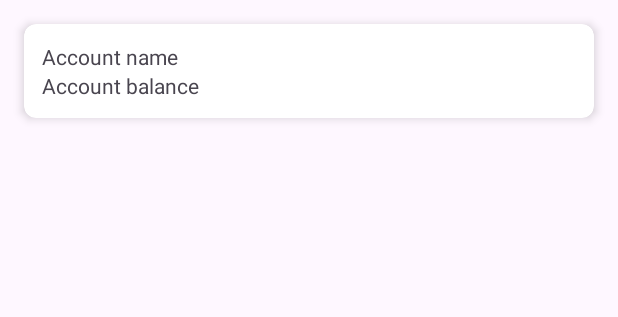
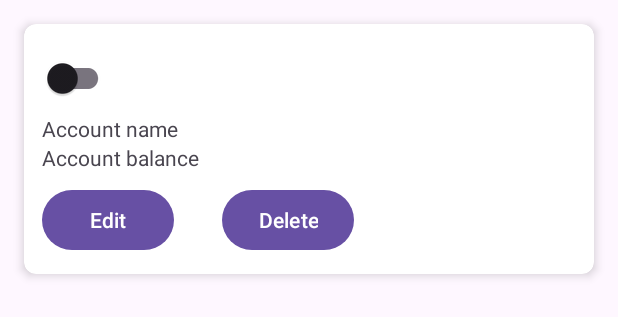
Before and after one commit to AsanTU/MyBankApp_4mon, an Android app: the layout item_account.xml on its own in the app's theme, with its tools: preview values and no code run, on a phone screen of 412 x 824 dp. Shown: the top 317 px of the screen. Run offline under Robolectric (Android 15) with nearby library versions, the phone set to English and light mode, and no system bars.

Commit message:
add patch, put, delete

```diff
--- a/app/src/main/java/com/example/mybankapp_4mon/data/model/Account.kt
+++ b/app/src/main/java/com/example/mybankapp_4mon/data/model/Account.kt
@@ -1,7 +1,7 @@
 package com.example.mybankapp_4mon.data.model
 
 data class Account (
-    val id: String? = null,
+    val accountId: String? = null,
     val name: String,
     val balance: Int,
     val currency: String,
--- /dev/null
+++ b/app/src/main/java/com/example/mybankapp_4mon/data/model/AccountStatusPatch.kt
@@ -0,0 +1,5 @@
+package com.example.mybankapp_4mon.data.model
+
+data class AccountStatusPatch(
+    val isActive: Boolean
+)
--- a/app/src/main/java/com/example/mybankapp_4mon/data/model/AccountErrorType.kt
+++ b/app/src/main/java/com/example/mybankapp_4mon/data/model/messages/AccountErrorType.kt
@@ -1,9 +1,12 @@
-package com.example.mybankapp_4mon.data.model
+package com.example.mybankapp_4mon.data.model.messages
 
 enum class AccountErrorType(val message: String) {
     ACCOUNT_FETCH_ERROR("Ошибка загрузки счетов"),
     ACCOUNT_ADD_ERROR("Олибка добавления ssex"),
     NETWORK_ERROR ("Ошибка сети"),
+    ACCOUNT_UPDATE_ERROR("Ошибка при обновлении счёта"),
+    ACCOUNT_STATUS_PATCH_ERROR("Ошибка при изменении статуса счёта"),
+    ACCOUNT_DELETE_ERROR("Ошибка при удалении счёта"),
 }
 
 fun AccountErrorType.errorMessage(msg: String): String{
--- a/app/src/main/java/com/example/mybankapp_4mon/presenter/AccountContract.kt
+++ b/app/src/main/java/com/example/mybankapp_4mon/presenter/AccountContract.kt
@@ -6,9 +6,13 @@ interface AccountContract {
     interface View{
         fun showAccounts(accounts: List<Account>)
         fun showError(message: String)
+        fun showSuccess(message: String)
     }
     interface Presenter{
         fun loadAccounts()
         fun addAccount(account: Account)
+        fun updateAccount(account: Account)
+        fun patchAccountStatus(id: String, isActive: Boolean)
+        fun deleteAccount(id: String)
     }
 }
--- a/app/src/main/res/layout/dialog_add_account.xml
+++ b/app/src/main/res/layout/dialog_add_account.xml
@@ -22,7 +22,6 @@
         android:id="@+id/etCurrency"
         android:layout_width="match_parent"
         android:layout_height="wrap_content"
-        android:hint="Валюта"
-        android:inputType="numberDecimal" />
+        android:hint="Валюта" />
 
 </LinearLayout>
--- a/app/src/main/res/layout/item_account.xml
+++ b/app/src/main/res/layout/item_account.xml
@@ -14,6 +14,11 @@
         android:orientation="vertical"
         android:padding="12dp">
 
+        <androidx.appcompat.widget.SwitchCompat
+            android:layout_width="wrap_content"
+            android:layout_height="wrap_content"
+            android:id="@+id/switchActive"/>
+
         <TextView
             android:id="@+id/tv_name"
             android:layout_width="wrap_content"
@@ -25,6 +30,27 @@
             android:layout_width="wrap_content"
             android:layout_height="wrap_content"
             tools:text="Account balance" />
+
+        <LinearLayout
+            android:layout_width="match_parent"
+            android:layout_height="wrap_content"
+            android:layout_marginTop="8dp"
+            android:orientation="horizontal">
+
+            <Button
+                android:id="@+id/btnEdit"
+                android:layout_width="wrap_content"
+                android:layout_height="wrap_content"
+                android:layout_marginRight="16dp"
+                android:text="Edit" />
+
+            <Button
+                android:id="@+id/btnDelete"
+                android:layout_width="wrap_content"
+                android:layout_height="wrap_content"
+                android:layout_marginStart="16dp"
+                android:text="Delete" />
+        </LinearLayout>
     </LinearLayout>
 
 </androidx.cardview.widget.CardView>
```
Also changed, not shown: app/src/main/java/com/example/mybankapp_4mon/data/api/AccountApi.kt (+22 -0 lines), app/src/main/java/com/example/mybankapp_4mon/data/model/messages/AccountSuccessType.kt (added, +7 -0 lines), app/src/main/java/com/example/mybankapp_4mon/presenter/AccountPresenter.kt (+43 -1 lines), app/src/main/java/com/example/mybankapp_4mon/ui/MainActivity.kt (+47 -17 lines), app/src/main/java/com/example/mybankapp_4mon/ui/adapter/AccountAdapter.kt (+28 -10 lines).
